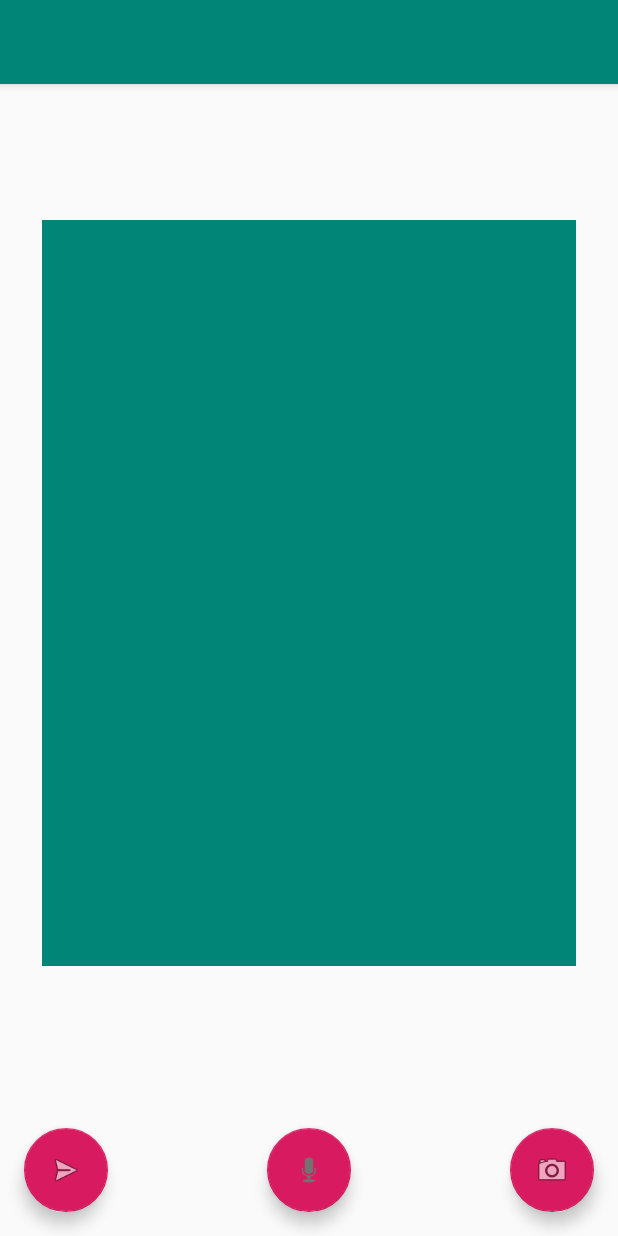
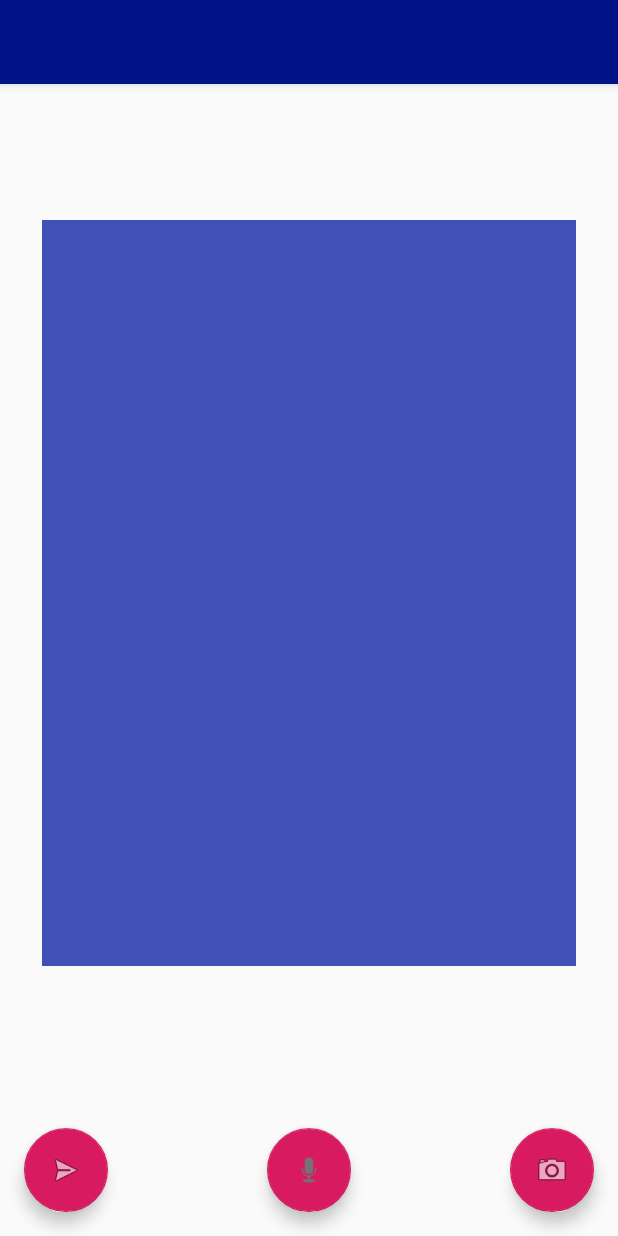
Before and after one commit to pavelz/insta-android, an Android app: the layout activity_main.xml on its own in the app's theme, with its tools: preview values and no code run, on a phone screen of 412 x 824 dp. Run offline under Robolectric (Android 15) with nearby library versions, the phone set to English and light mode, and no system bars; network calls fail.

Commit message:
modified constraintlayout to be from widget.
also WIP

```diff
--- a/app/src/main/java/com/example/insta_android/data/LoginDataSource.kt
+++ b/app/src/main/java/com/example/insta_android/data/LoginDataSource.kt
@@ -2,6 +2,8 @@ package com.example.insta_android.data
 
 import android.accounts.AccountManager
 import android.content.Context
+import androidx.room.Entity
+import androidx.room.PrimaryKey
 import com.example.insta_android.data.model.LoggedInUser
 import com.squareup.moshi.Moshi
 import okhttp3.FormBody
@@ -9,9 +11,10 @@ import okhttp3.OkHttpClient
 import okhttp3.Request
 import java.io.IOException
 import java.nio.charset.Charset
-
+@Entity
 class User {
     fun User(){}
+    @PrimaryKey
     var id: Int = 0
     var email: String = ""
     var authentication_token: String = ""
--- a/app/src/main/res/layout/activity_login.xml
+++ b/app/src/main/res/layout/activity_login.xml
@@ -1,5 +1,5 @@
 <?xml version="1.0" encoding="utf-8"?>
-<androidx.constraintlayout.ConstraintLayout xmlns:android="http://schemas.android.com/apk/res/android"
+<androidx.constraintlayout.widget.ConstraintLayout xmlns:android="http://schemas.android.com/apk/res/android"
     xmlns:app="http://schemas.android.com/apk/res-auto"
     xmlns:tools="http://schemas.android.com/tools"
     android:id="@+id/container"
@@ -77,4 +77,4 @@
         app:layout_constraintStart_toStartOf="@+id/password"
         app:layout_constraintTop_toTopOf="parent"
         app:layout_constraintVertical_bias="0.3" />
-</androidx.constraintlayout.ConstraintLayout>
+</androidx.constraintlayout.widget.ConstraintLayout>
--- a/app/src/main/res/layout/activity_main.xml
+++ b/app/src/main/res/layout/activity_main.xml
@@ -1,6 +1,7 @@
 <?xml version="1.0" encoding="utf-8"?>
 
-<layout
+<layout xmlns:app="http://schemas.android.com/apk/res-auto"
+    xmlns:tools="http://schemas.android.com/tools"
     xmlns:android="http://schemas.android.com/apk/res/android"
 >
 
@@ -12,8 +13,6 @@
     <androidx.coordinatorlayout.widget.CoordinatorLayout
         android:layout_width="match_parent"
         android:layout_height="match_parent"
-        xmlns:app="http://schemas.android.com/apk/res-auto"
-        xmlns:tools="http://schemas.android.com/tools"
         tools:context=".MainActivity"
         >
         <com.google.android.material.appbar.AppBarLayout
@@ -21,12 +20,12 @@
             android:layout_width="match_parent"
             android:theme="@style/AppTheme.AppBarOverlay">
 
-        <androidx.appcompat.widget.Toolbar
-            android:id="@+id/toolbar"
-            android:layout_width="match_parent"
-            android:layout_height="?attr/actionBarSize"
-            android:background="?attr/colorPrimary"
-            app:popupTheme="@style/AppTheme.PopupOverlay" />
+            <androidx.appcompat.widget.Toolbar
+                android:id="@+id/toolbar"
+                android:layout_width="match_parent"
+                android:layout_height="?attr/actionBarSize"
+                android:background="#001285"
+                app:popupTheme="@style/AppTheme.PopupOverlay" />
 
     </com.google.android.material.appbar.AppBarLayout>
 
--- a/app/src/main/res/layout/content_main.xml
+++ b/app/src/main/res/layout/content_main.xml
@@ -1,11 +1,11 @@
 <?xml version="1.0" encoding="utf-8"?>
-<layout xmlns:app="http://schemas.android.com/apk/res-auto" >
+<layout xmlns:android="http://schemas.android.com/apk/res/android"
+    xmlns:tools="http://schemas.android.com/tools"
+    xmlns:app="http://schemas.android.com/apk/res-auto" >
     <data>
         <variable name="foo" type="int"/>
     </data>
     <androidx.constraintlayout.widget.ConstraintLayout
-        xmlns:android="http://schemas.android.com/apk/res/android"
-        xmlns:tools="http://schemas.android.com/tools"
         android:layout_width="match_parent"
         android:layout_height="match_parent"
         app:layout_behavior="@string/appbar_scrolling_view_behavior"
@@ -19,7 +19,7 @@
             android:layout_marginStart="32dp"
             android:layout_marginEnd="32dp"
             android:layout_marginBottom="90dp"
-        android:background="@color/colorPrimary"
+            android:background="#3F51B5"
             app:layout_constraintBottom_toBottomOf="parent"
             app:layout_constraintEnd_toEndOf="parent"
             app:layout_constraintStart_toStartOf="parent"
--- a/app/src/main/res/values/colors.xml
+++ b/app/src/main/res/values/colors.xml
@@ -1,6 +1,6 @@
 <?xml version="1.0" encoding="utf-8"?>
 <resources>
-    <color name="colorPrimary">#008577</color>
-    <color name="colorPrimaryDark">#00574B</color>
+    <color name="colorPrimary">#3F51B5</color>
+    <color name="colorPrimaryDark">#293376</color>
     <color name="colorAccent">#D81B60</color>
 </resources>
```
Also changed, not shown: app/build.gradle (+20 -1 lines), app/src/main/java/com/example/insta_android/MainActivity.kt (+8 -3 lines), app/src/main/java/com/example/insta_android/data/AppDatabase.kt (added, +32 -0 lines), app/src/main/java/com/example/insta_android/data/PhotoDao.kt (added, +26 -0 lines), app/src/main/java/com/example/insta_android/data/PhotoDataSource.kt (added, +47 -0 lines), app/src/main/java/com/example/insta_android/data/model/Photo.kt (added, +13 -0 lines). Lines whose indentation alone changed are shown as unchanged.
